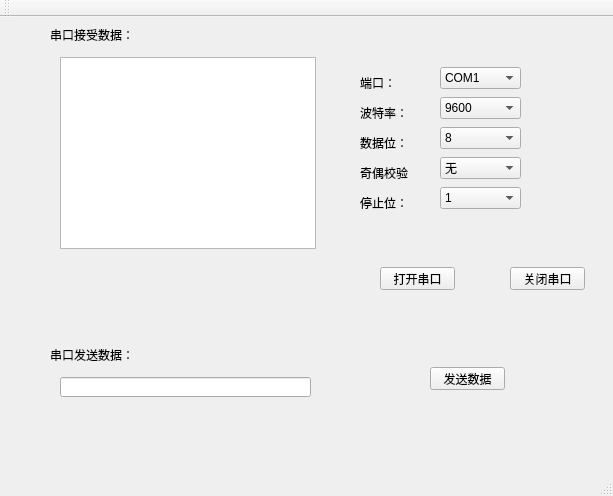
Above: wincom/wincommainwindow.ui from atlas1988/Qt before the change. Below: the same form after it.
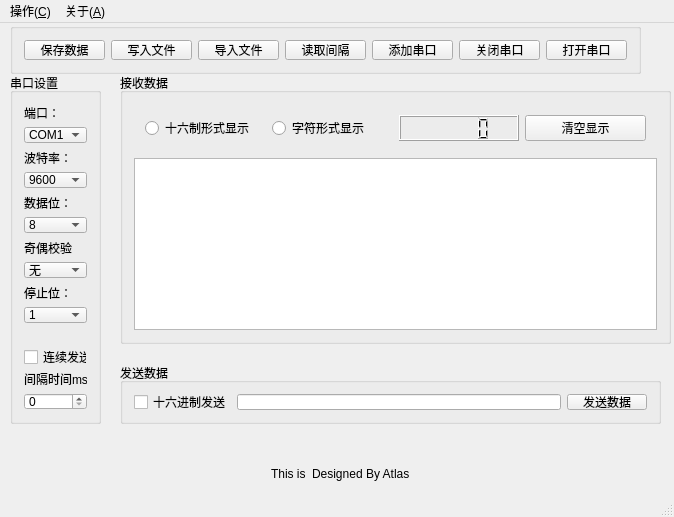
That is the form after the change.

The edit to the form file:
```diff
--- a/wincom/wincommainwindow.ui
+++ b/wincom/wincommainwindow.ui
@@ -6,173 +6,97 @@
    <rect>
     <x>0</x>
     <y>0</y>
-    <width>613</width>
-    <height>496</height>
+    <width>674</width>
+    <height>517</height>
    </rect>
   </property>
   <property name="windowTitle">
    <string>WincomMainWindow</string>
   </property>
   <widget class="QWidget" name="centralWidget">
-   <widget class="QTextBrowser" name="textBrowser">
+   <widget class="QGroupBox" name="horizontalGroupBox1">
     <property name="geometry">
      <rect>
-      <x>60</x>
-      <y>40</y>
-      <width>256</width>
-      <height>192</height>
+      <x>10</x>
+      <y>0</y>
+      <width>631</width>
+      <height>51</height>
      </rect>
     </property>
-   </widget>
-   <widget class="QLabel" name="label">
-    <property name="geometry">
-     <rect>
-      <x>50</x>
-      <y>10</y>
-      <width>101</width>
-      <height>16</height>
-     </rect>
-    </property>
+    <layout class="QHBoxLayout" name="horizontalLayout">
+     <item>
+      <widget class="QPushButton" name="pushButton_7">
     <property name="text">
-     <string>串口接受数据：</string>
-    </property>
-   </widget>
-   <widget class="QLabel" name="label_2">
-    <property name="geometry">
-     <rect>
-      <x>50</x>
-      <y>330</y>
-      <width>201</width>
-      <height>16</height>
-     </rect>
-    </property>
+        <string>保存数据</string>
+       </property>
+      </widget>
+     </item>
+     <item>
+      <widget class="QPushButton" name="pushButton_6">
+       <property name="text">
+        <string>写入文件</string>
+       </property>
+      </widget>
+     </item>
+     <item>
+      <widget class="QPushButton" name="pushButton_5">
     <property name="text">
-     <string>串口发送数据：</string>
-    </property>
-   </widget>
-   <widget class="QPushButton" name="openMyComBtn">
-    <property name="geometry">
-     <rect>
-      <x>380</x>
-      <y>250</y>
-      <width>75</width>
-      <height>23</height>
-     </rect>
-    </property>
+        <string>导入文件</string>
+       </property>
+      </widget>
+     </item>
+     <item>
+      <widget class="QPushButton" name="pushButton_4">
+       <property name="text">
+        <string>读取间隔</string>
+       </property>
+      </widget>
+     </item>
+     <item>
+      <widget class="QPushButton" name="pushButton_3">
     <property name="text">
-     <string>打开串口</string>
-    </property>
-   </widget>
+        <string>添加串口</string>
+       </property>
+      </widget>
+     </item>
+     <item>
    <widget class="QPushButton" name="closeMyComBtn">
-    <property name="geometry">
-     <rect>
-      <x>510</x>
-      <y>250</y>
-      <width>75</width>
-      <height>23</height>
-     </rect>
-    </property>
     <property name="text">
      <string>关闭串口</string>
     </property>
    </widget>
-   <widget class="QPushButton" name="sendMsgBtn">
-    <property name="geometry">
-     <rect>
-      <x>430</x>
-      <y>350</y>
-      <width>75</width>
-      <height>23</height>
-     </rect>
-    </property>
+     </item>
+     <item>
+      <widget class="QPushButton" name="openMyComBtn">
     <property name="text">
-     <string>发送数据</string>
-    </property>
-   </widget>
-   <widget class="QLineEdit" name="sendMsgLineEdit">
+        <string>打开串口</string>
+       </property>
+      </widget>
+     </item>
+    </layout>
+   </widget>
+   <widget class="QGroupBox" name="verticalGroupBox">
     <property name="geometry">
      <rect>
-      <x>60</x>
-      <y>360</y>
-      <width>251</width>
-      <height>20</height>
+      <x>10</x>
+      <y>50</y>
+      <width>91</width>
+      <height>351</height>
      </rect>
     </property>
-   </widget>
+    <property name="title">
+     <string>串口设置</string>
+    </property>
+    <layout class="QVBoxLayout" name="verticalLayout">
+     <item>
    <widget class="QLabel" name="label_3">
-    <property name="geometry">
-     <rect>
-      <x>360</x>
-      <y>60</y>
-      <width>54</width>
-      <height>12</height>
-     </rect>
-    </property>
     <property name="text">
      <string>端口：</string>
     </property>
    </widget>
-   <widget class="QLabel" name="label_4">
-    <property name="geometry">
-     <rect>
-      <x>360</x>
-      <y>90</y>
-      <width>54</width>
-      <height>12</height>
-     </rect>
-    </property>
-    <property name="text">
-     <string>波特率：</string>
-    </property>
-   </widget>
-   <widget class="QLabel" name="label_5">
-    <property name="geometry">
-     <rect>
-      <x>360</x>
-      <y>120</y>
-      <width>54</width>
-      <height>12</height>
-     </rect>
-    </property>
-    <property name="text">
-     <string>数据位：</string>
-    </property>
-   </widget>
-   <widget class="QLabel" name="label_6">
-    <property name="geometry">
-     <rect>
-      <x>360</x>
-      <y>150</y>
-      <width>54</width>
-      <height>12</height>
-     </rect>
-    </property>
-    <property name="text">
-     <string>奇偶校验</string>
-    </property>
-   </widget>
-   <widget class="QLabel" name="label_7">
-    <property name="geometry">
-     <rect>
-      <x>360</x>
-      <y>180</y>
-      <width>54</width>
-      <height>12</height>
-     </rect>
-    </property>
-    <property name="text">
-     <string>停止位：</string>
-    </property>
-   </widget>
+     </item>
+     <item>
    <widget class="QComboBox" name="portNameComboBox">
-    <property name="geometry">
-     <rect>
-      <x>440</x>
-      <y>50</y>
-      <width>81</width>
-      <height>22</height>
-     </rect>
-    </property>
     <item>
      <property name="text">
       <string>COM1</string>
@@ -194,15 +118,16 @@
      </property>
     </item>
    </widget>
+     </item>
+     <item>
+      <widget class="QLabel" name="label_4">
+       <property name="text">
+        <string>波特率：</string>
+       </property>
+      </widget>
+     </item>
+     <item>
    <widget class="QComboBox" name="baudRateComboBox">
-    <property name="geometry">
-     <rect>
-      <x>440</x>
-      <y>80</y>
-      <width>81</width>
-      <height>22</height>
-     </rect>
-    </property>
     <item>
      <property name="text">
       <string>9600</string>
@@ -214,15 +139,16 @@
      </property>
     </item>
    </widget>
+     </item>
+     <item>
+      <widget class="QLabel" name="label_5">
+       <property name="text">
+        <string>数据位：</string>
+       </property>
+      </widget>
+     </item>
+     <item>
    <widget class="QComboBox" name="dataBitsComboBox">
-    <property name="geometry">
-     <rect>
-      <x>440</x>
-      <y>110</y>
-      <width>81</width>
-      <height>22</height>
-     </rect>
-    </property>
     <item>
      <property name="text">
       <string>8</string>
@@ -239,15 +165,16 @@
      </property>
     </item>
    </widget>
+     </item>
+     <item>
+      <widget class="QLabel" name="label_6">
+       <property name="text">
+        <string>奇偶校验</string>
+       </property>
+      </widget>
+     </item>
+     <item>
    <widget class="QComboBox" name="parityomboBox">
-    <property name="geometry">
-     <rect>
-      <x>440</x>
-      <y>140</y>
-      <width>81</width>
-      <height>22</height>
-     </rect>
-    </property>
     <item>
      <property name="text">
       <string>无</string>
@@ -264,15 +191,16 @@
      </property>
     </item>
    </widget>
+     </item>
+     <item>
+      <widget class="QLabel" name="label_7">
+       <property name="text">
+        <string>停止位：</string>
+       </property>
+      </widget>
+     </item>
+     <item>
    <widget class="QComboBox" name="stopBitsomboBox">
-    <property name="geometry">
-     <rect>
-      <x>440</x>
-      <y>170</y>
-      <width>81</width>
-      <height>22</height>
-     </rect>
-    </property>
     <item>
      <property name="text">
       <string>1</string>
@@ -284,24 +212,197 @@
      </property>
     </item>
    </widget>
+     </item>
+     <item>
+      <widget class="QLabel" name="label_8">
+       <property name="text">
+        <string/>
+       </property>
+      </widget>
+     </item>
+     <item>
+      <widget class="QCheckBox" name="checkBox">
+       <property name="text">
+        <string>连续发送</string>
+       </property>
+      </widget>
+     </item>
+     <item>
+      <widget class="QLabel" name="label_9">
+       <property name="text">
+        <string>间隔时间ms</string>
+       </property>
+      </widget>
+     </item>
+     <item>
+      <widget class="QSpinBox" name="spinBox"/>
+     </item>
+    </layout>
+   </widget>
+   <widget class="QGroupBox" name="verticalGroupBox2">
+    <property name="geometry">
+     <rect>
+      <x>120</x>
+      <y>50</y>
+      <width>551</width>
+      <height>271</height>
+     </rect>
+    </property>
+    <property name="title">
+     <string>接收数据</string>
+    </property>
+    <layout class="QVBoxLayout" name="verticalLayout_2">
+     <item>
+      <widget class="QFrame" name="horizontalFrame">
+       <layout class="QHBoxLayout" name="horizontalLayout_2">
+        <item>
+         <widget class="QRadioButton" name="radioButton_2">
+          <property name="text">
+           <string>十六制形式显示</string>
+          </property>
+         </widget>
+        </item>
+        <item>
+         <widget class="QRadioButton" name="radioButton">
+          <property name="text">
+           <string>字符形式显示</string>
+          </property>
+         </widget>
+        </item>
+        <item>
+         <widget class="QLCDNumber" name="lcdNumber"/>
+        </item>
+        <item>
+         <widget class="QPushButton" name="pushButton">
+          <property name="text">
+           <string>清空显示</string>
+          </property>
+         </widget>
+        </item>
+       </layout>
+      </widget>
+     </item>
+     <item>
+      <widget class="QTextBrowser" name="textBrowser"/>
+     </item>
+    </layout>
+   </widget>
+   <widget class="QGroupBox" name="horizontalGroupBox">
+    <property name="geometry">
+     <rect>
+      <x>120</x>
+      <y>340</y>
+      <width>541</width>
+      <height>61</height>
+     </rect>
+    </property>
+    <property name="title">
+     <string>发送数据</string>
+    </property>
+    <layout class="QHBoxLayout" name="horizontalLayout_3">
+     <item>
+      <widget class="QCheckBox" name="checkBox_2">
+       <property name="text">
+        <string>十六进制发送</string>
+       </property>
+      </widget>
+     </item>
+     <item>
+      <widget class="QLineEdit" name="sendMsgLineEdit"/>
+     </item>
+     <item>
+      <widget class="QPushButton" name="sendMsgBtn">
+       <property name="text">
+        <string>发送数据</string>
+       </property>
+      </widget>
+     </item>
+    </layout>
+   </widget>
+   <widget class="QWidget" name="horizontalLayoutWidget">
+    <property name="geometry">
+     <rect>
+      <x>30</x>
+      <y>430</y>
+      <width>621</width>
+      <height>41</height>
+     </rect>
+    </property>
+    <layout class="QHBoxLayout" name="horizontalLayout_4">
+     <item>
+      <spacer name="horizontalSpacer_2">
+       <property name="orientation">
+        <enum>Qt::Horizontal</enum>
+       </property>
+       <property name="sizeHint" stdset="0">
+        <size>
+         <width>40</width>
+         <height>20</height>
+        </size>
+       </property>
+      </spacer>
+     </item>
+     <item>
+      <widget class="QLabel" name="label">
+       <property name="text">
+        <string>This is</string>
+       </property>
+      </widget>
+     </item>
+     <item>
+      <widget class="QLabel" name="label_2">
+       <property name="text">
+        <string>Designed By Atlas</string>
+       </property>
+      </widget>
+     </item>
+     <item>
+      <spacer name="horizontalSpacer">
+       <property name="orientation">
+        <enum>Qt::Horizontal</enum>
+       </property>
+       <property name="sizeHint" stdset="0">
+        <size>
+         <width>40</width>
+         <height>20</height>
+        </size>
+       </property>
+      </spacer>
+     </item>
+    </layout>
+   </widget>
   </widget>
   <widget class="QMenuBar" name="menuBar">
    <property name="geometry">
     <rect>
      <x>0</x>
      <y>0</y>
-     <width>613</width>
+     <width>674</width>
      <height>23</height>
     </rect>
    </property>
-  </widget>
-  <widget class="QToolBar" name="mainToolBar">
-   <attribute name="toolBarArea">
-    <enum>TopToolBarArea</enum>
-   </attribute>
-   <attribute name="toolBarBreak">
-    <bool>false</bool>
-   </attribute>
+   <widget class="QMenu" name="menu">
+    <property name="title">
+     <string>操作(&amp;C)</string>
+    </property>
+    <addaction name="action"/>
+    <addaction name="actionDafafd"/>
+    <addaction name="actionLl"/>
+    <addaction name="actionLl_2"/>
+    <addaction name="actionL"/>
+    <addaction name="actionL_2"/>
+    <addaction name="actionL_3"/>
+    <addaction name="actionLl_3"/>
+    <addaction name="actionL_4"/>
+    <addaction name="actionL_5"/>
+   </widget>
+   <widget class="QMenu" name="menu_A">
+    <property name="title">
+     <string>关于(&amp;A)</string>
+    </property>
+   </widget>
+   <addaction name="menu"/>
+   <addaction name="menu_A"/>
   </widget>
   <widget class="QStatusBar" name="statusBar"/>
  </widget>
```
Left out of the diff: 55 changed lines with no effect on the pictures. Lines whose indentation alone changed are shown as unchanged.
